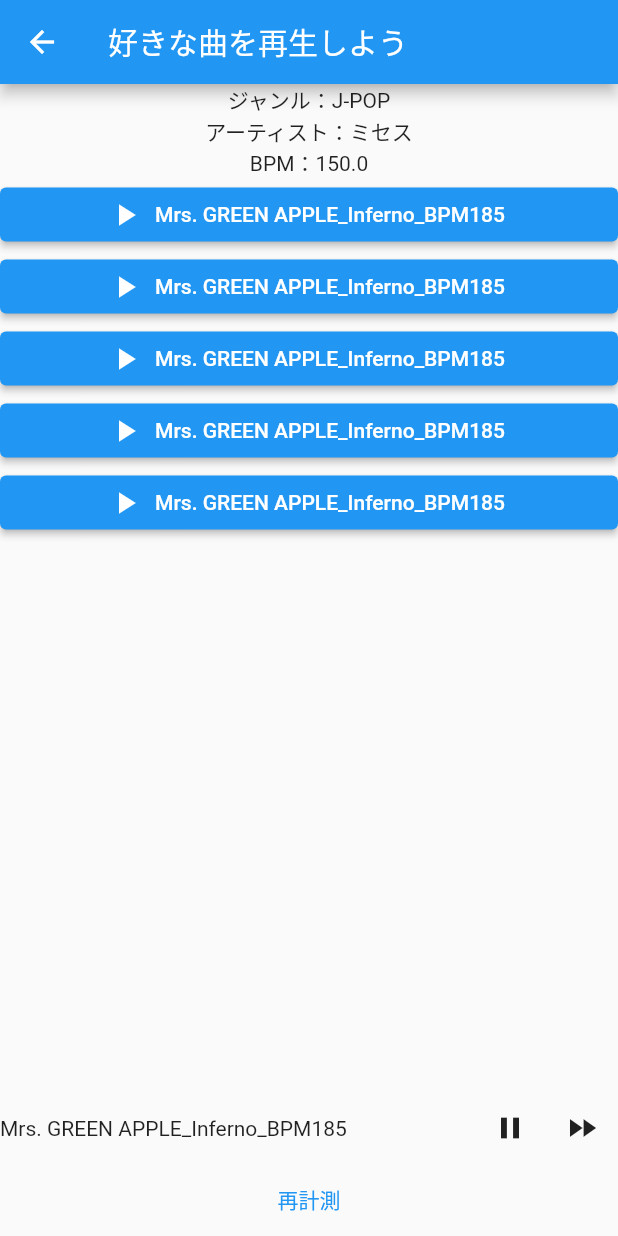
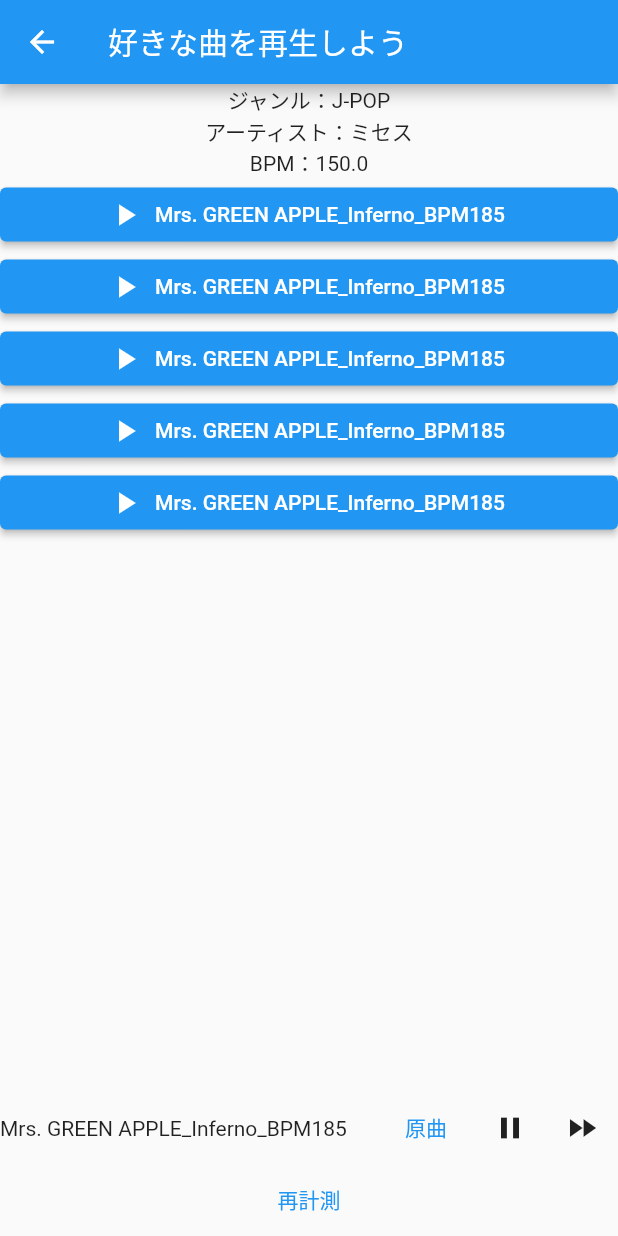
Before and after one commit to beatwalking55/beatim2, a Flutter app: the PlayPage screen opened directly, after a tap on "Mrs. GREEN APPLE_Inferno_BPM185", on a phone screen of 412 x 824 dp. Run offline on Flutter 3.47's test engine with Material 2 defaults, Android fonts, the phone set to English and light mode, and no system bars; our stand-ins replace just_audio; missing offline and left inert: audio_session, dart:html.

Commit message:
原曲速度に戻すボタンの追加 アイコンの変更 最初から再生速度変更するようにしました

```diff
--- a/lib/BPMsensingpage.dart
+++ b/lib/BPMsensingpage.dart
@@ -68,6 +68,8 @@ class _BPMSensingPageState extends State<BPMSensingPage> {
                   Navigator.pop(context);
                   setState(() {
                     player.setSpeed(bpm_ratio);
+                    changingspeed = true;
+                    changingspeedbutton = "原曲";
                     previous_sensingBPM = sensingBPM;
                     playlist = musicselect(artist: artist, BPM: sensingBPM);
                   });
--- a/lib/playpage.dart
+++ b/lib/playpage.dart
@@ -65,6 +65,10 @@ class _PlayPageState extends State<PlayPage> {
                                 playericon = Icons.pause;
                                 music = musics[playlist[index]]['filename'];
                                 ORIGINAL_musicBPM = musics[playlist[index]]['BPM'];
+                                bpm_ratio = sensingBPM / ORIGINAL_musicBPM;
+                                player.setSpeed(bpm_ratio);
+                                changingspeed = true;
+                                changingspeedbutton = "原曲";
                               });
                               _loadAudioFile();
                               _playSoundFile();
@@ -112,6 +116,19 @@ class _PlayPageState extends State<PlayPage> {
               child: Row(
                 children: [
                   Expanded(child: Text(musics[playlist[playingmusic]]['name'], overflow: TextOverflow.ellipsis,)),
+                  TextButton(
+                      onPressed:(){ setState(() {
+                        if(changingspeed == true){
+                          changingspeed = false;
+                          player.setSpeed(1.0);
+                          changingspeedbutton = "走速";
+                        }else{
+                          changingspeed = true;
+                          player.setSpeed(bpm_ratio);
+                          changingspeedbutton = "原曲";
+                        }
+                      });},
+                      child: Text(changingspeedbutton)),
                   IconButton(onPressed:(){
                     if(playericon == Icons.play_arrow){
                       setState(() {
--- a/lib/variables.dart
+++ b/lib/variables.dart
@@ -9,6 +9,8 @@ var music = "audio/Mrs. GREEN APPLE_青と夏__BPM185.mp3";
 var playericon = Icons.play_arrow;
 int playingmusic = 0;
 var visible = false;
+var changingspeed = true;
+var changingspeedbutton = "原曲";
 
 double bpm_ratio = 1.0;
 int ORIGINAL_musicBPM = 138; //goodnight:138, bgm1:152
```
Also changed, not shown: 40 other files.
